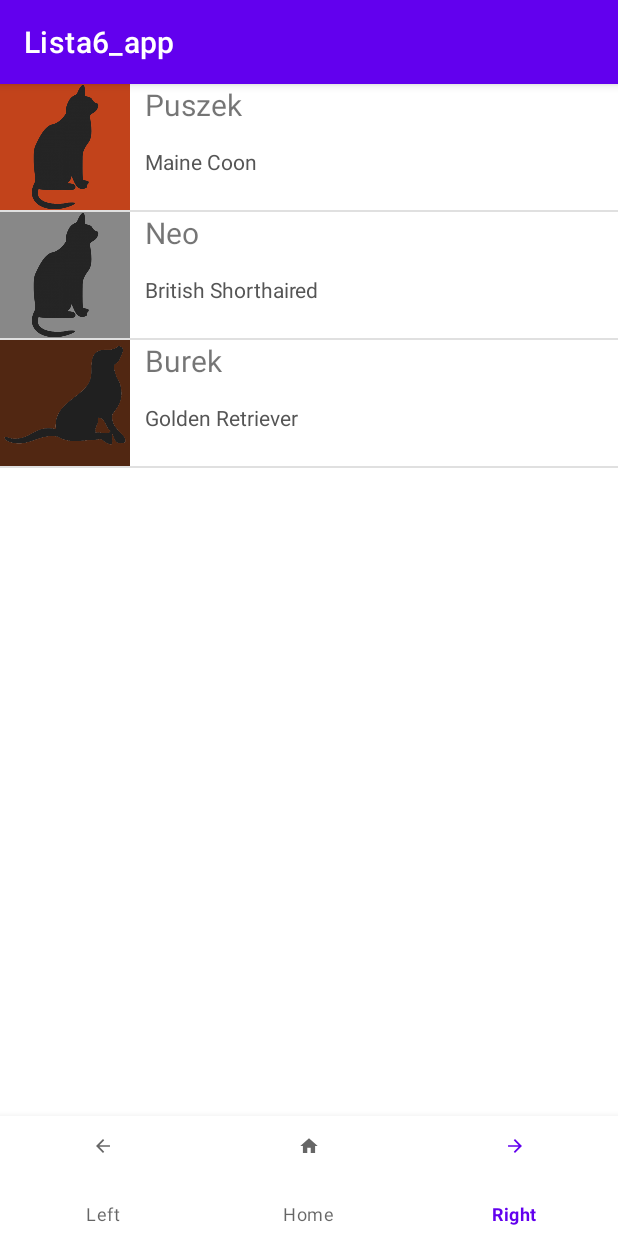
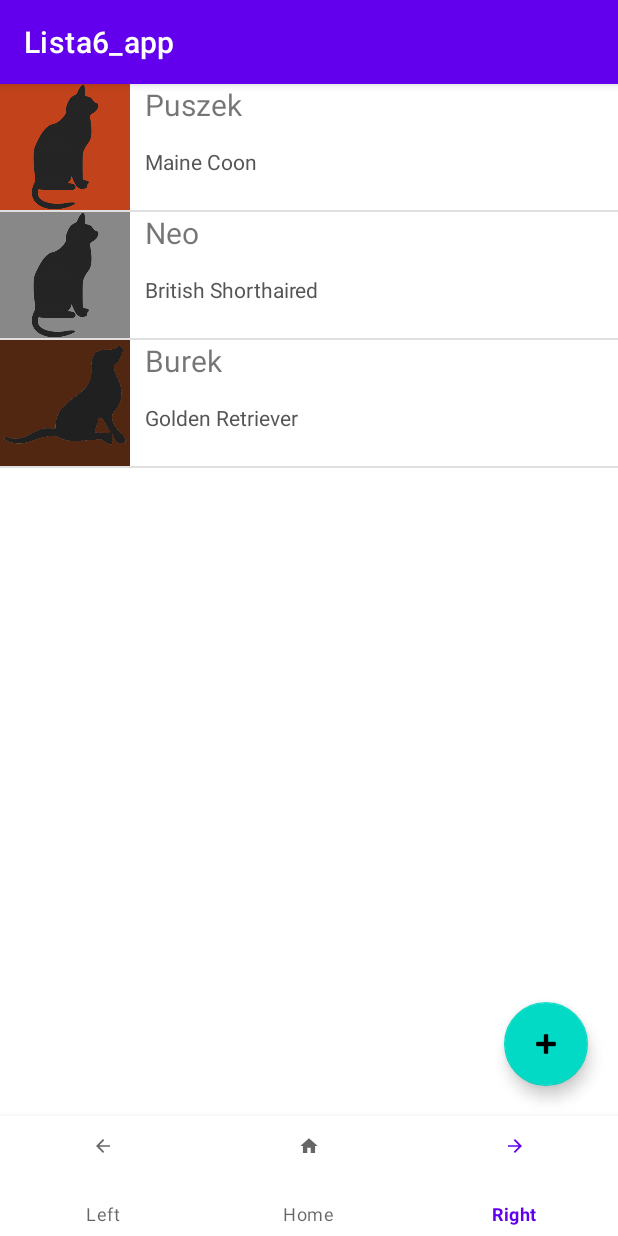
Before and after one commit to WitoldFracek/Lista6_app, an Android app: the DetailsFragment screen opened through its navigation route, item 3 of the bottom bar chosen, on a phone screen of 412 x 824 dp. Run offline under Robolectric (Android 15) with nearby library versions, the phone set to English and light mode, and no system bars.

Commit message:
landscape view for details

```diff
--- a/app/src/main/java/com/example/lista6_app/DetailsFragment.kt
+++ b/app/src/main/java/com/example/lista6_app/DetailsFragment.kt
@@ -1,6 +1,7 @@
 package com.example.lista6_app
 
 import android.annotation.SuppressLint
+import android.content.res.Configuration
 import android.os.Bundle
 import androidx.fragment.app.Fragment
 import android.view.LayoutInflater
@@ -25,7 +26,7 @@ class DetailsFragment : Fragment() {
     private lateinit var image: ImageView
     private lateinit var behaviourBar: RatingBar
     private lateinit var ageText: TextView
-    private var position = -1
+    private var position = 0
 
     private lateinit var navController: NavController
 
@@ -59,7 +60,51 @@ class DetailsFragment : Fragment() {
 
         parentFragmentManager.setFragmentResultListener(DataStore.LV_DATA_TO_DETAILS, viewLifecycleOwner) { _, bundle ->
             position = bundle.getInt(DataStore.LV_POSITION, 0)
+            modify()
+//            nameText.text = "Name: ${ListAdapter.names[position]}"
+//            breedText.text = "Breed: ${ListAdapter.breeds[position]}"
+//            genderText.text = if(ListAdapter.genders[position] == 'M') {
+//                "Male"
+//            } else {
+//                "Female"
+//            }
+//            if(ListAdapter.species[position] == ListAdapter.CAT){
+//                speciesText.text = "Cat"
+//                image.setImageResource(R.drawable.cat)
+//            } else {
+//                speciesText.text = "Dog"
+//                image.setImageResource(R.drawable.dog)
+//            }
+//            image.setBackgroundColor(ListAdapter.colors[position])
+//            ageText.text = "Age: ${ListAdapter.ages[position]}"
+//            behaviourBar.rating = ListAdapter.behaviours[position]
+        }
+        modify()
 
+        navController = view.findNavController()
+
+        val backButton: Button = view.findViewById(R.id.details_back_button)
+        backButton.setOnClickListener {
+            requireActivity().findViewById<BottomNavigationView>(R.id.bottom_nav).visibility = View.VISIBLE
+            MainActivity.backToRight = false
+            navController.navigate(R.id.action_global_rightFragment)
+        }
+
+        val modifyButton: Button = view.findViewById(R.id.details_modify_button)
+        modifyButton.setOnClickListener {
+            if(resources.configuration.orientation == Configuration.ORIENTATION_PORTRAIT){
+                val myBundle = Bundle()
+                myBundle.putInt(DataStore.LV_POSITION, position)
+                parentFragmentManager.setFragmentResult(DataStore.LV_DATA_TO_EDIT, myBundle)
+                navController.navigate(R.id.action_global_editFragment)
+            }
+
+        }
+
+
+    }
+
+    private fun modify(){
         nameText.text = "Name: ${ListAdapter.names[position]}"
         breedText.text = "Breed: ${ListAdapter.breeds[position]}"
         genderText.text = if(ListAdapter.genders[position] == 'M') {
@@ -79,18 +124,6 @@ class DetailsFragment : Fragment() {
         behaviourBar.rating = ListAdapter.behaviours[position]
     }
 
-        navController = view.findNavController()
-
-        val backButton: Button = view.findViewById(R.id.details_back_button)
-        backButton.setOnClickListener {
-            requireActivity().findViewById<BottomNavigationView>(R.id.bottom_nav).visibility = View.VISIBLE
-            MainActivity.backToRight = false
-            navController.navigate(R.id.action_global_rightFragment)
-        }
-
-
-    }
-
     companion object {
         @JvmStatic
         fun newInstance(param1: String, param2: String) =
--- a/app/src/main/java/com/example/lista6_app/EditFragment.kt
+++ b/app/src/main/java/com/example/lista6_app/EditFragment.kt
@@ -71,7 +71,7 @@ class EditFragment : Fragment() {
         ageBar = view.findViewById(R.id.edit_age_bar)
         ageText = view.findViewById(R.id.age_text)
 
-        parentFragmentManager.setFragmentResultListener(DataStore.LV_DATA_TO_DETAILS, viewLifecycleOwner) { _ , bundle ->
+        parentFragmentManager.setFragmentResultListener(DataStore.LV_DATA_TO_EDIT, viewLifecycleOwner) { _ , bundle ->
             position = bundle.getInt(DataStore.LV_POSITION, -1)
             //Toast.makeText(context, position.toString(), Toast.LENGTH_SHORT).show()
             nameText.text = if(position == -1){
--- a/app/src/main/java/com/example/lista6_app/RightFragment.kt
+++ b/app/src/main/java/com/example/lista6_app/RightFragment.kt
@@ -1,5 +1,6 @@
 package com.example.lista6_app
 
+import android.content.res.Configuration
 import android.os.Bundle
 import androidx.fragment.app.Fragment
 import android.view.LayoutInflater
@@ -27,6 +28,12 @@ class RightFragment : Fragment() {
             param1 = it.getString(ARG_PARAM1)
             param2 = it.getString(ARG_PARAM2)
         }
+        requireActivity().findViewById<BottomNavigationView>(R.id.bottom_nav).visibility =
+            if(resources.configuration.orientation == Configuration.ORIENTATION_PORTRAIT){
+                View.VISIBLE
+            } else {
+                View.GONE
+            }
     }
 
     override fun onCreateView(
@@ -67,10 +74,15 @@ class RightFragment : Fragment() {
 //                    putInt(DataStore.LV_AGE, ListAdapter.ages[position])
 //                    putFloat(DataStore.LV_BEHAVIOUR, ListAdapter.behaviours[position])
                 }
-                parentFragmentManager.setFragmentResult(DataStore.LV_DATA_TO_DETAILS, myBundle)
-                requireActivity().findViewById<BottomNavigationView>(R.id.bottom_nav).visibility = View.GONE
-                MainActivity.backToRight = true
-                navController.navigate(R.id.action_global_detailsFragment)
+
+                if(resources.configuration.orientation == Configuration.ORIENTATION_PORTRAIT){
+                    parentFragmentManager.setFragmentResult(DataStore.LV_DATA_TO_DETAILS, myBundle)
+                    requireActivity().findViewById<BottomNavigationView>(R.id.bottom_nav).visibility = View.GONE
+                    MainActivity.backToRight = true
+                    navController.navigate(R.id.action_global_detailsFragment)
+                } else {
+                    childFragmentManager.setFragmentResult(DataStore.LV_DATA_TO_DETAILS, myBundle)
+                }
             }
 
         }
--- /dev/null
+++ b/app/src/main/res/layout-land/fragment_right.xml
@@ -0,0 +1,20 @@
+<?xml version="1.0" encoding="utf-8"?>
+<LinearLayout xmlns:android="http://schemas.android.com/apk/res/android"
+    android:layout_width="match_parent"
+    android:layout_height="match_parent"
+    android:weightSum="10">
+
+    <ListView
+        android:id="@+id/list_view"
+        android:layout_width="match_parent"
+        android:layout_height="match_parent"
+        android:layout_weight="6"></ListView>
+
+    <androidx.fragment.app.FragmentContainerView
+        android:id="@+id/fragmentContainerView2"
+        android:name="com.example.lista6_app.DetailsFragment"
+        android:layout_width="match_parent"
+        android:layout_height="match_parent"
+        android:layout_weight="4" />
+
+</LinearLayout>
--- a/app/src/main/res/layout/fragment_right.xml
+++ b/app/src/main/res/layout/fragment_right.xml
@@ -1,5 +1,5 @@
 <?xml version="1.0" encoding="utf-8"?>
-<FrameLayout xmlns:android="http://schemas.android.com/apk/res/android"
+<RelativeLayout xmlns:android="http://schemas.android.com/apk/res/android"
     xmlns:app="http://schemas.android.com/apk/res-auto"
     xmlns:tools="http://schemas.android.com/tools"
     android:layout_width="match_parent"
@@ -9,5 +9,17 @@
     <ListView
         android:id="@+id/list_view"
         android:layout_width="match_parent"
-        android:layout_height="match_parent" />
-</FrameLayout>
+        android:layout_height="match_parent"></ListView>
+
+    <com.google.android.material.floatingactionbutton.FloatingActionButton
+        android:id="@+id/add_to_list_fab"
+        android:layout_width="wrap_content"
+        android:layout_height="wrap_content"
+        android:layout_alignParentEnd="true"
+        android:layout_alignParentBottom="true"
+        android:layout_marginEnd="20dp"
+        android:layout_marginBottom="20dp"
+        android:clickable="true"
+        android:src="@android:drawable/ic_input_add" />
+
+</RelativeLayout>
```
Lines whose indentation alone changed are shown as unchanged.
